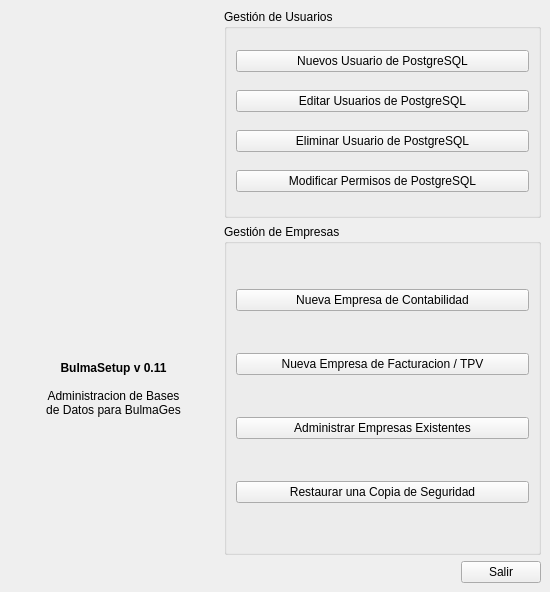
eboladev/Bulmages-1, file bulmages/bulmasetup/bulmasetupbase.ui: the form before one commit.
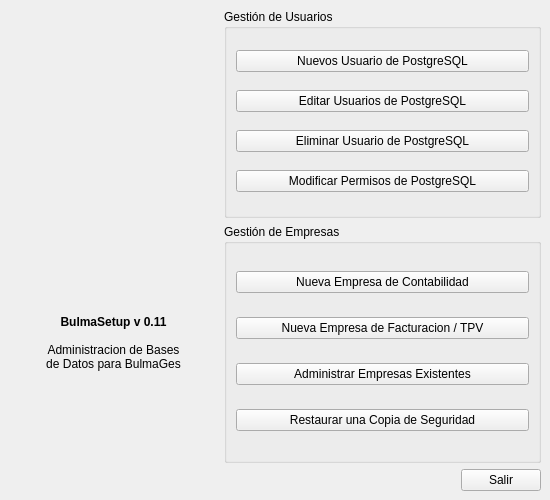
The form after the commit. Icons and pictures are not drawn.

```diff
--- a/bulmages/bulmasetup/bulmasetupbase.ui
+++ b/bulmages/bulmasetup/bulmasetupbase.ui
@@ -7,19 +7,19 @@
     <x>0</x>
     <y>0</y>
     <width>550</width>
-    <height>592</height>
+    <height>500</height>
    </rect>
   </property>
   <property name="minimumSize">
    <size>
     <width>550</width>
-    <height>592</height>
+    <height>500</height>
    </size>
   </property>
   <property name="maximumSize">
    <size>
-    <width>597</width>
-    <height>592</height>
+    <width>550</width>
+    <height>537</height>
    </size>
   </property>
   <property name="windowTitle">
```
Left out of the diff: 4 changed lines with no effect on the pictures.
